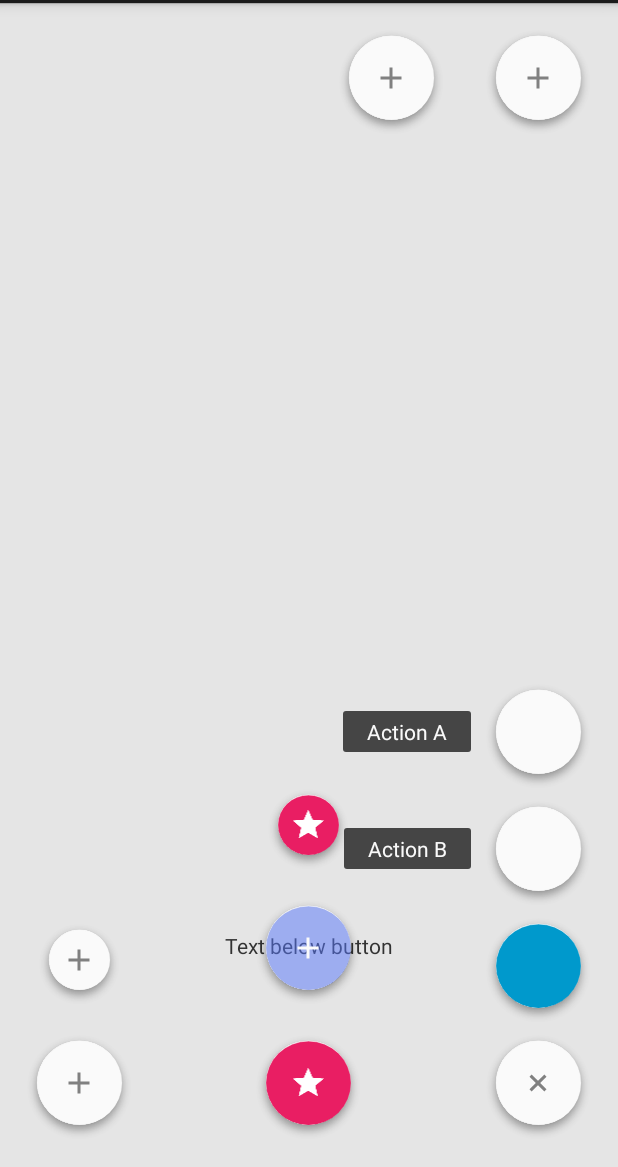
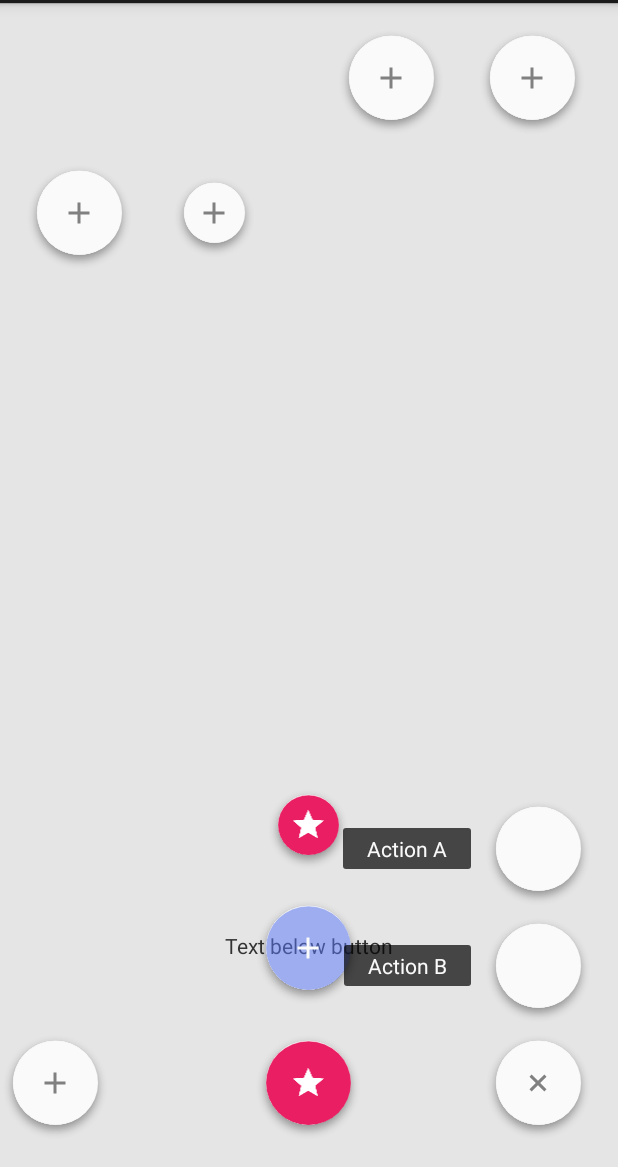
Before and after one commit to zendesk/android-floating-action-button, an Android app: the screen it shows after launch (MainActivity), after a tap on an icon or button, on a phone screen of 412 x 824 dp, the part 69-1236 px from its top. Run offline under Robolectric (Android 15) with nearby library versions, the phone set to English and light mode, and no system bars; 1 statement that could not run was skipped.

Commit message:
Added gravity to button menu
Sets a gravity for children of the floating action menu.
Children can gravitate to start, center or end of their corresponding x
or y position, depending on the expand direction

```diff
--- a/library/src/main/java/com/getbase/floatingactionbutton/FloatingActionsMenu.java
+++ b/library/src/main/java/com/getbase/floatingactionbutton/FloatingActionsMenu.java
@@ -21,6 +21,10 @@ import android.view.animation.OvershootInterpolator;
 import android.widget.TextView;
 
 public class FloatingActionsMenu extends ViewGroup {
+  public static final int GRAVITY_START = 0;
+  public static final int GRAVITY_CENTER = 1;
+  public static final int GRAVITY_END = 2;
+
   public static final int EXPAND_UP = 0;
   public static final int EXPAND_DOWN = 1;
   public static final int EXPAND_LEFT = 2;
@@ -34,6 +38,7 @@ public class FloatingActionsMenu extends ViewGroup {
   private int mAddButtonColorNormal;
   private int mAddButtonColorPressed;
   private int mExpandDirection;
+  private float mGravity;
 
   private int mButtonSpacing;
   private int mLabelsMargin;
@@ -80,6 +85,7 @@ public class FloatingActionsMenu extends ViewGroup {
     mAddButtonColorPressed = attr.getColor(R.styleable.FloatingActionsMenu_fab_addButtonColorPressed, getColor(android.R.color.holo_blue_light));
     mExpandDirection = attr.getInt(R.styleable.FloatingActionsMenu_fab_expandDirection, EXPAND_UP);
     mLabelsStyle = attr.getResourceId(R.styleable.FloatingActionsMenu_fab_labelStyle, 0);
+    mGravity = attr.getInt(R.styleable.FloatingActionsMenu_fab_gravity, GRAVITY_CENTER) / 2f;
     attr.recycle();
 
     if (mLabelsStyle != 0 && expandsHorizontally()) {
@@ -243,10 +249,9 @@ public class FloatingActionsMenu extends ViewGroup {
       boolean expandUp = mExpandDirection == EXPAND_UP;
 
       int addButtonY = expandUp ? b - t - mAddButton.getMeasuredHeight() : 0;
-      int addButtonLeft = r - l - mAddButton.getMeasuredWidth();
+      int width = r - l;
+      int addButtonLeft = (int) (mGravity * (width - mAddButton.getMeasuredWidth()));
       mAddButton.layout(addButtonLeft, addButtonY, addButtonLeft + mAddButton.getMeasuredWidth(), addButtonY + mAddButton.getMeasuredHeight());
-
-      int labelsRight = addButtonLeft - mLabelsMargin;
 
       int nextY = expandUp ?
           addButtonY - mButtonSpacing :
@@ -257,9 +262,10 @@ public class FloatingActionsMenu extends ViewGroup {
 
         if (child == mAddButton) continue;
 
-        int childX = addButtonLeft + (mAddButton.getMeasuredWidth() - child.getMeasuredWidth()) / 2;
+        int childX = (int) (mGravity * (width - child.getMeasuredWidth()));
         int childY = expandUp ? nextY - child.getMeasuredHeight() : nextY;
-        child.layout(childX, childY, childX + child.getMeasuredWidth(), childY + child.getMeasuredHeight());
+        int childRight = childX + child.getMeasuredWidth();
+        child.layout(childX, childY, childRight, childY + child.getMeasuredHeight());
 
         float collapsedTranslation = addButtonY - childY;
         float expandedTranslation = 0f;
@@ -274,10 +280,15 @@ public class FloatingActionsMenu extends ViewGroup {
 
         View label = (View) child.getTag(R.id.fab_label);
         if (label != null) {
-          int labelLeft = labelsRight - label.getMeasuredWidth();
+          int labelLeft = mGravity == GRAVITY_START ?
+                  childRight + mLabelsMargin :
+                  childX - mLabelsMargin - label.getMeasuredWidth();
+          int labelRight = mGravity == GRAVITY_START ?
+                  childRight + mLabelsMargin + label.getMeasuredWidth() :
+                  childX - mLabelsMargin;
           int labelTop = childY - mLabelsVerticalOffset + (child.getMeasuredHeight() - label.getMeasuredHeight()) / 2;
 
-          label.layout(labelLeft, labelTop, labelsRight, labelTop + label.getMeasuredHeight());
+          label.layout(labelLeft, labelTop, labelRight, labelTop + label.getMeasuredHeight());
 
           label.setTranslationY(mExpanded ? expandedTranslation : collapsedTranslation);
           label.setAlpha(mExpanded ? 1f : 0f);
@@ -298,8 +309,10 @@ public class FloatingActionsMenu extends ViewGroup {
     case EXPAND_RIGHT:
       boolean expandLeft = mExpandDirection == EXPAND_LEFT;
 
+      int height = b - t;
       int addButtonX = expandLeft ? r - l - mAddButton.getMeasuredWidth() : 0;
-      mAddButton.layout(addButtonX, 0, addButtonX + mAddButton.getMeasuredWidth(), mAddButton.getMeasuredHeight());
+      int addButtonTop = (int) (mGravity * (height - mAddButton.getMeasuredHeight()));
+      mAddButton.layout(addButtonX, addButtonTop, addButtonX + mAddButton.getMeasuredWidth(),  addButtonTop + mAddButton.getMeasuredHeight());
 
       int nextX = expandLeft ?
           addButtonX - mButtonSpacing :
@@ -311,7 +324,7 @@ public class FloatingActionsMenu extends ViewGroup {
         if (child == mAddButton) continue;
 
         int childX = expandLeft ? nextX - child.getMeasuredWidth() : nextX;
-        int childY = (mAddButton.getMeasuredHeight() - child.getMeasuredHeight()) / 2;
+        int childY = (int) (mGravity * (height - child.getMeasuredHeight()));
         child.layout(childX, childY, childX + child.getMeasuredWidth(), childY + child.getMeasuredHeight());
 
         float collapsedTranslation = addButtonX - childX;
--- a/library/src/main/res/values/attrs.xml
+++ b/library/src/main/res/values/attrs.xml
@@ -24,5 +24,10 @@
             <enum name="left" value="2"/>
             <enum name="right" value="3"/>
         </attr>
+        <attr name="fab_gravity" format="enum">
+            <enum name="start" value="0"/>
+            <enum name="center" value="1"/>
+            <enum name="end" value="2"/>
+        </attr>
     </declare-styleable>
 </resources>
--- a/sample/src/main/res/layout/activity_main.xml
+++ b/sample/src/main/res/layout/activity_main.xml
@@ -46,32 +46,31 @@
         android:id="@+id/normal_plus"
         android:layout_width="wrap_content"
         android:layout_height="wrap_content"
-        android:layout_alignParentBottom="true"
         fab:fab_plusIconColor="@color/half_black"
         fab:fab_colorNormal="@color/white"
         fab:fab_colorPressed="@color/white_pressed"
         android:layout_alignParentLeft="true"
         android:layout_alignParentStart="true"
-        android:layout_marginBottom="16dp"
+        android:layout_below="@+id/multiple_actions_left"
+        android:layout_marginTop="16dp"
         android:layout_marginLeft="16dp"
         android:layout_marginStart="16dp"/>
 
     <com.getbase.floatingactionbutton.AddFloatingActionButton
         android:layout_width="wrap_content"
         android:layout_height="wrap_content"
-        android:layout_above="@id/normal_plus"
+        android:layout_toRightOf="@id/normal_plus"
+        android:layout_alignBottom="@id/normal_plus"
         fab:fab_plusIconColor="@color/half_black"
         fab:fab_colorNormal="@color/white"
         fab:fab_colorPressed="@color/white_pressed"
         fab:fab_size="mini"
-        android:layout_alignParentLeft="true"
-        android:layout_alignParentStart="true"
-        android:layout_marginBottom="16dp"
+        android:layout_marginBottom="8dp"
         android:layout_marginLeft="24dp"
         android:layout_marginStart="24dp"/>
 
     <com.getbase.floatingactionbutton.FloatingActionsMenu
-        android:id="@+id/multiple_actions"
+        android:id="@+id/multiple_actions_right"
         android:layout_width="wrap_content"
         android:layout_height="wrap_content"
         android:layout_alignParentBottom="true"
@@ -81,6 +80,8 @@
         fab:fab_addButtonColorPressed="@color/white_pressed"
         fab:fab_addButtonPlusIconColor="@color/half_black"
         fab:fab_labelStyle="@style/menu_labels_style"
+        fab:fab_expandDirection="up"
+        fab:fab_gravity="end"
         android:layout_marginBottom="16dp"
         android:layout_marginRight="16dp"
         android:layout_marginEnd="16dp">
@@ -161,4 +162,38 @@
             fab:fab_size="mini"/>
 
     </com.getbase.floatingactionbutton.FloatingActionsMenu>
+
+    <com.getbase.floatingactionbutton.FloatingActionsMenu
+            android:id="@+id/multiple_actions_start"
+            android:layout_width="wrap_content"
+            android:layout_height="wrap_content"
+            android:layout_alignParentBottom="true"
+            android:layout_alignParentLeft="true"
+            android:layout_alignParentStart="true"
+            fab:fab_addButtonColorNormal="@color/white"
+            fab:fab_addButtonColorPressed="@color/white_pressed"
+            fab:fab_addButtonPlusIconColor="@color/half_black"
+            fab:fab_labelStyle="@style/menu_labels_style"
+            fab:fab_expandDirection="up"
+            fab:fab_gravity="start"
+            android:layout_marginBottom="16dp"
+            android:layout_marginRight="16dp"
+            android:layout_marginEnd="16dp">
+
+        <com.getbase.floatingactionbutton.FloatingActionButton
+                android:id="@+id/action_a2"
+                android:layout_width="wrap_content"
+                android:layout_height="wrap_content"
+                fab:fab_colorNormal="@color/white"
+                fab:fab_title="Action A"
+                fab:fab_colorPressed="@color/white_pressed"/>
+
+        <com.getbase.floatingactionbutton.FloatingActionButton
+                android:layout_width="wrap_content"
+                android:layout_height="wrap_content"
+                fab:fab_colorNormal="@color/white"
+                fab:fab_title="Action B"
+                fab:fab_colorPressed="@color/white_pressed"/>
+
+    </com.getbase.floatingactionbutton.FloatingActionsMenu>
 </RelativeLayout>
```
